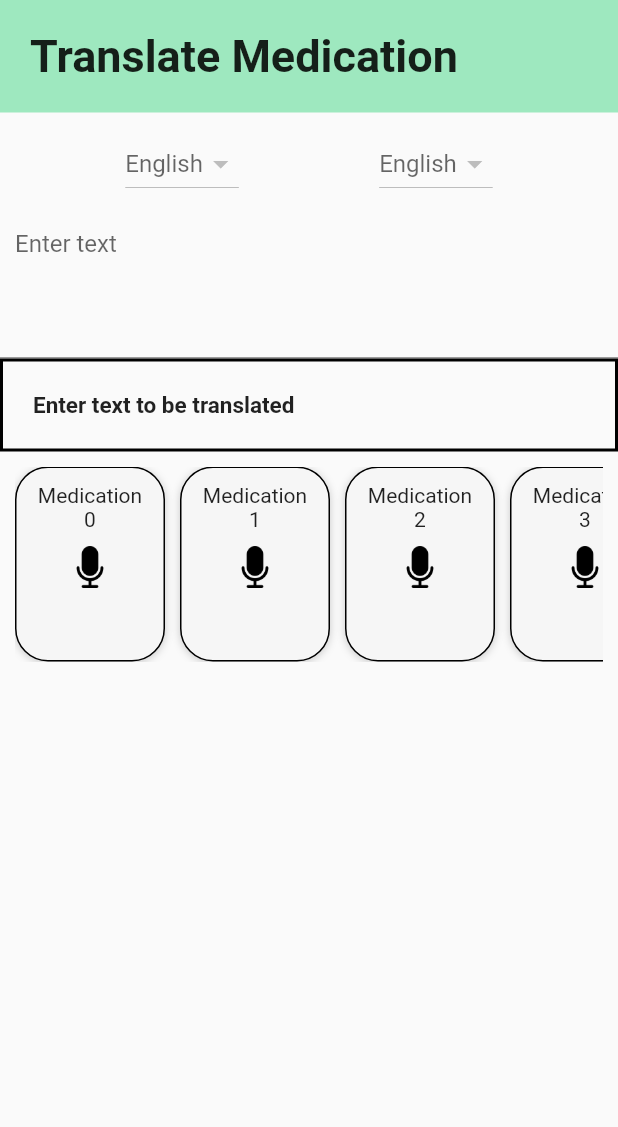
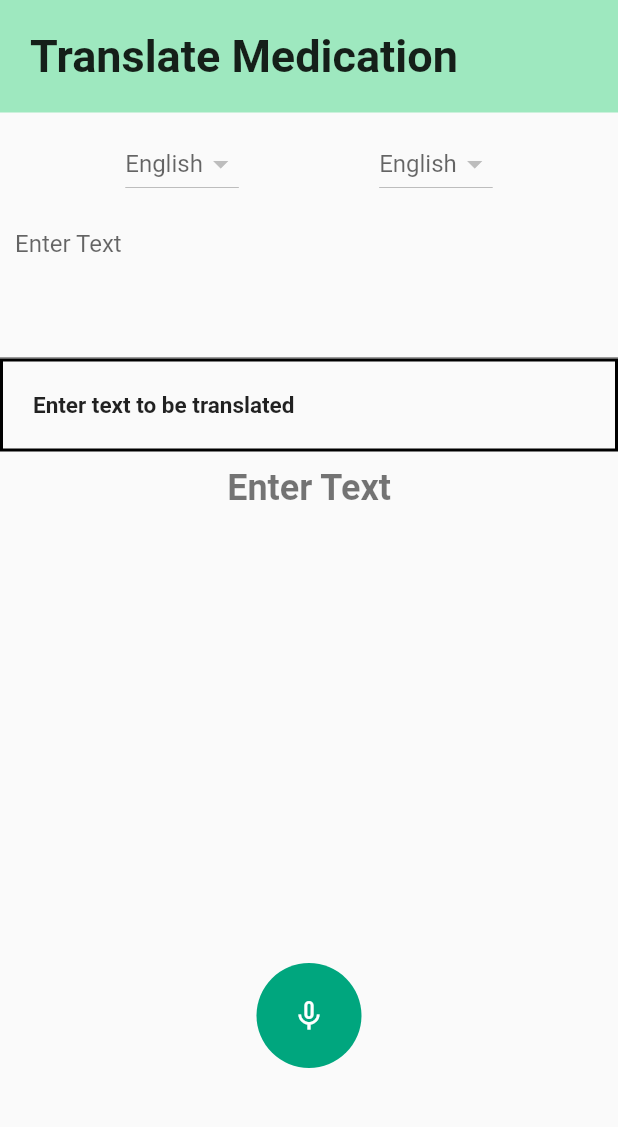
Before and after one commit to sghtestAcc/my_projectV2, a Flutter app: the PatientsVocalScreen screen opened directly, on a phone screen of 412 x 824 dp, the part 84-1211 px from its top. Run offline on Flutter 3.47's test engine with Material 2 defaults, Android fonts, the light colour scheme and no system bars; drawn by our look-alikes of avatar_glow; our stand-ins replace cloud_firestore, firebase_auth, firebase_core, get, image_cropper, image_picker and 1 more; missing offline and left inert: google_mlkit_text_recognition, google_mlkit_translation; accounts and stored records are empty.

Commit message:
Speech to text function working

```diff
--- a/lib/screens/communications/patient/patients_vocalization.dart
+++ b/lib/screens/communications/patient/patients_vocalization.dart
@@ -1,4 +1,6 @@
 import 'package:flutter/material.dart';
+import 'package:avatar_glow/avatar_glow.dart';
+import 'package:speech_to_text/speech_to_text.dart';
 import 'package:get/get.dart';
 import 'package:google_mlkit_translation/google_mlkit_translation.dart';
 import 'package:my_project/components/navigation_drawer.dart';
@@ -14,6 +16,7 @@ class PatientsVocalScreen extends StatefulWidget {
 class _PatientsVocalScreenState extends State<PatientsVocalScreen> {
   String? _translatedText;
   final _controller = TextEditingController();
+  final controller2 = TextEditingController();
   String sourceSelect = 'English';
   String targetSelect = 'English';
   bool _isLoading = false;
@@ -85,9 +88,55 @@ class _PatientsVocalScreenState extends State<PatientsVocalScreen> {
         ),
       );
 
+  SpeechToText speechToText = SpeechToText();
+
+  var isListening = false;
+  var text = 'Enter Text';
+
   @override
   Widget build(BuildContext context) {
     return Scaffold(
+      floatingActionButtonLocation: FloatingActionButtonLocation.centerFloat,
+      floatingActionButton: AvatarGlow(
+          endRadius: 75.0,
+          animate: isListening,
+          duration: Duration(milliseconds: 2000),
+          glowColor: Color(0xff00A67E),
+          repeat: true,
+          repeatPauseDuration: Duration(milliseconds: 100),
+          showTwoGlows: true,
+          child: GestureDetector(
+            onTapDown: (details) async {
+              if (!isListening) {
+                var available = await speechToText.initialize();
+                if (available) {
+                  setState(() {
+                    isListening = true;
+                    speechToText.listen(
+                      onResult: (result) {
+                        setState(() {
+                          controller2.text = result.recognizedWords;
+                          // text = result.recognizedWords;
+                        });
+                      },
+                    );
+                  });
+                }
+              }
+            },
+            onTapUp: (details) {
+              setState(() {
+                isListening = false;
+              });
+              speechToText.stop();
+            },
+            child: CircleAvatar(
+              backgroundColor: Color(0xff00A67E),
+              radius: 35,
+              child: Icon(isListening ? Icons.mic : Icons.mic_none,
+                  color: Colors.white),
+            ),
+          )),
       appBar: AppBar(
         title: const Text(
           'Vocalization',
@@ -154,12 +203,12 @@ class _PatientsVocalScreenState extends State<PatientsVocalScreen> {
               ],
             ),
             TextFormField(
-              controller: _controller,
+              controller: controller2,
               onChanged: translateTextFunction,
               maxLines: 4,
               keyboardType: TextInputType.multiline,
               decoration: const InputDecoration(
-                hintText: 'Enter text',
+                hintText: "Enter Text",
                 suffixIcon: Column(
                   crossAxisAlignment: CrossAxisAlignment.start,
                   children: [
@@ -182,6 +231,7 @@ class _PatientsVocalScreenState extends State<PatientsVocalScreen> {
                 contentPadding: EdgeInsets.all(10.0),
               ),
             ),
+
             Container(
               width: double.infinity,
               padding: const EdgeInsets.all(20),
@@ -201,19 +251,33 @@ class _PatientsVocalScreenState extends State<PatientsVocalScreen> {
             const SizedBox(
               height: 10,
             ),
+            // Container(
+            //   padding: const EdgeInsets.fromLTRB(10, 0, 10, 0),
+            //   height: 130,
+            //   child: ListView.separated(
+            //     scrollDirection: Axis.horizontal,
+            //     itemCount: 6,
+            //     separatorBuilder: (context, _) => const SizedBox(
+            //       width: 10,
+            //     ),
+            //     itemBuilder: (context, index) => buildCard(index),
+            //   ),
+            // ),
             Container(
-              padding: const EdgeInsets.fromLTRB(10, 0, 10, 0),
-              height: 130,
-              child: ListView.separated(
-                scrollDirection: Axis.horizontal,
-                itemCount: 6,
-                separatorBuilder: (context, _) => const SizedBox(
-                  width: 10,
+                padding: EdgeInsets.fromLTRB(10, 0, 10, 0),
+                height: 130,
+                child: Text(
+                  text,
+                  style:TextStyle(fontSize: 24, color: isListening ? Colors.black87 : Colors.black54, fontWeight: FontWeight.w600),
                 ),
-                itemBuilder: (context, index) => buildCard(index),
+                // ListView.separated(
+                //   scrollDirection: Axis.horizontal,
+                //   itemCount: 6,
+                //   separatorBuilder: (context, _) => SizedBox(width: 10,),
+                //   itemBuilder: (context, index) => buildCard(index) ,
+                // )
               ),
-            ),
-          ],
+            ],
         )
       ]),
       endDrawer: const AppDrawerNavigation(loginType: LoginType.caregiver),
--- a/pubspec.yaml
+++ b/pubspec.yaml
@@ -44,6 +44,8 @@ dependencies:
   get: ^4.6.5
   google_mlkit_translation: ^0.7.0
   image_cropper: ^5.0.0
+  avatar_glow: ^2.0.2
+  speech_to_text: ^6.3.0
 
 
 
```
Also changed, not shown: pubspec.lock, 2 other files.
